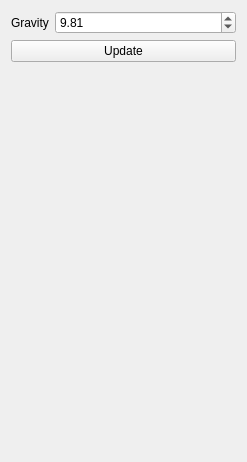
Qt form forms/widgetfountain.ui (jesustorcat/computer-animation-lab) before a commit.
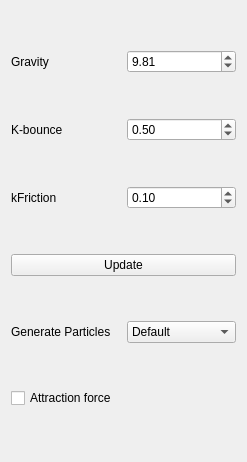
The same form after that commit.

```diff
--- a/forms/widgetfountain.ui
+++ b/forms/widgetfountain.ui
@@ -13,7 +13,14 @@
   <property name="windowTitle">
    <string>Form</string>
   </property>
-  <layout class="QFormLayout" name="formLayout">
+  <layout class="QGridLayout" name="gridLayout_2">
+   <item row="2" column="0">
+    <widget class="QLabel" name="label_3">
+     <property name="text">
+      <string>kFriction</string>
+     </property>
+    </widget>
+   </item>
    <item row="0" column="0">
     <widget class="QLabel" name="label">
      <property name="text">
@@ -21,6 +28,26 @@
      </property>
     </widget>
    </item>
+   <item row="2" column="1">
+    <widget class="QDoubleSpinBox" name="kFriction">
+     <property name="maximum">
+      <double>1.000000000000000</double>
+     </property>
+     <property name="singleStep">
+      <double>0.100000000000000</double>
+     </property>
+     <property name="value">
+      <double>0.100000000000000</double>
+     </property>
+    </widget>
+   </item>
+   <item row="3" column="0" colspan="2">
+    <widget class="QPushButton" name="btnUpdate">
+     <property name="text">
+      <string>Update</string>
+     </property>
+    </widget>
+   </item>
    <item row="0" column="1">
     <widget class="QDoubleSpinBox" name="gravity">
      <property name="maximum">
@@ -34,13 +61,60 @@
      </property>
     </widget>
    </item>
-   <item row="1" column="0" colspan="2">
-    <widget class="QPushButton" name="btnUpdate">
+   <item row="1" column="1">
+    <widget class="QDoubleSpinBox" name="kBounce">
+     <property name="maximum">
+      <double>1.000000000000000</double>
+     </property>
+     <property name="singleStep">
+      <double>0.100000000000000</double>
+     </property>
+     <property name="value">
+      <double>0.500000000000000</double>
+     </property>
+    </widget>
+   </item>
+   <item row="1" column="0">
+    <widget class="QLabel" name="label_2">
      <property name="text">
-      <string>Update</string>
+      <string>K-bounce</string>
      </property>
     </widget>
    </item>
+   <item row="5" column="0" colspan="2">
+    <widget class="QCheckBox" name="afCheckbox">
+     <property name="mouseTracking">
+      <bool>true</bool>
+     </property>
+     <property name="toolTip">
+      <string>&lt;html&gt;&lt;head/&gt;&lt;body&gt;&lt;p&gt;&lt;span style=&quot; font-weight:700;&quot;&gt;Restart to apply!&lt;/span&gt;&lt;/p&gt;&lt;/body&gt;&lt;/html&gt;</string>
+     </property>
+     <property name="text">
+      <string>Attraction force</string>
+     </property>
+    </widget>
+   </item>
+   <item row="4" column="0">
+    <widget class="QLabel" name="label_4">
+     <property name="text">
+      <string>Generate Particles</string>
+     </property>
+    </widget>
+   </item>
+   <item row="4" column="1">
+    <widget class="QComboBox" name="comboBoxGenerate">
+     <item>
+      <property name="text">
+       <string>Default</string>
+      </property>
+     </item>
+     <item>
+      <property name="text">
+       <string>Semi-circle</string>
+      </property>
+     </item>
+    </widget>
+   </item>
   </layout>
  </widget>
  <resources/>
```
